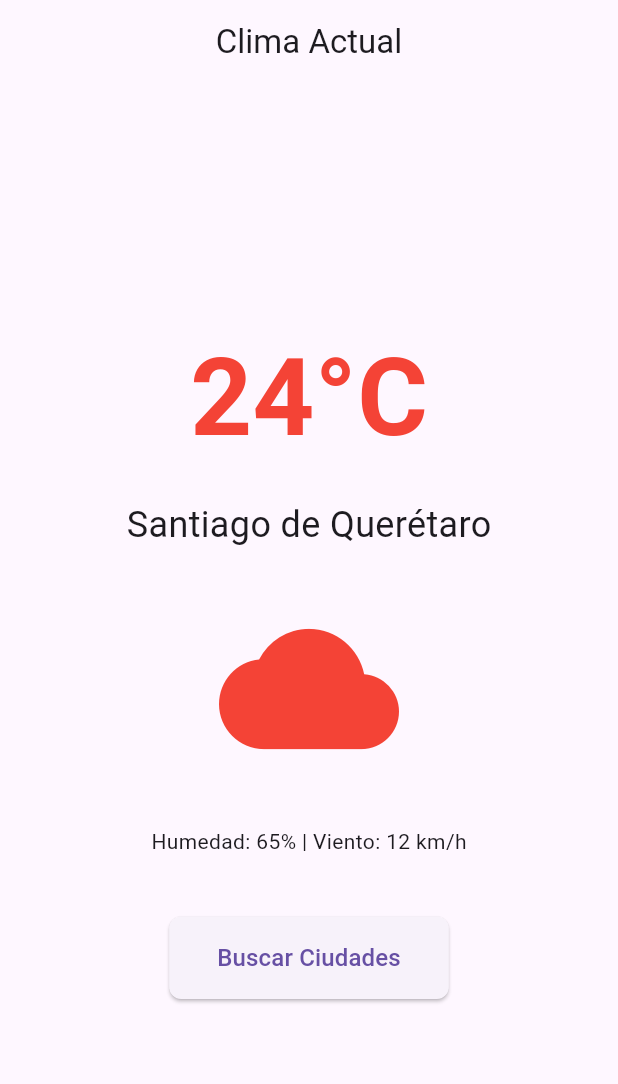
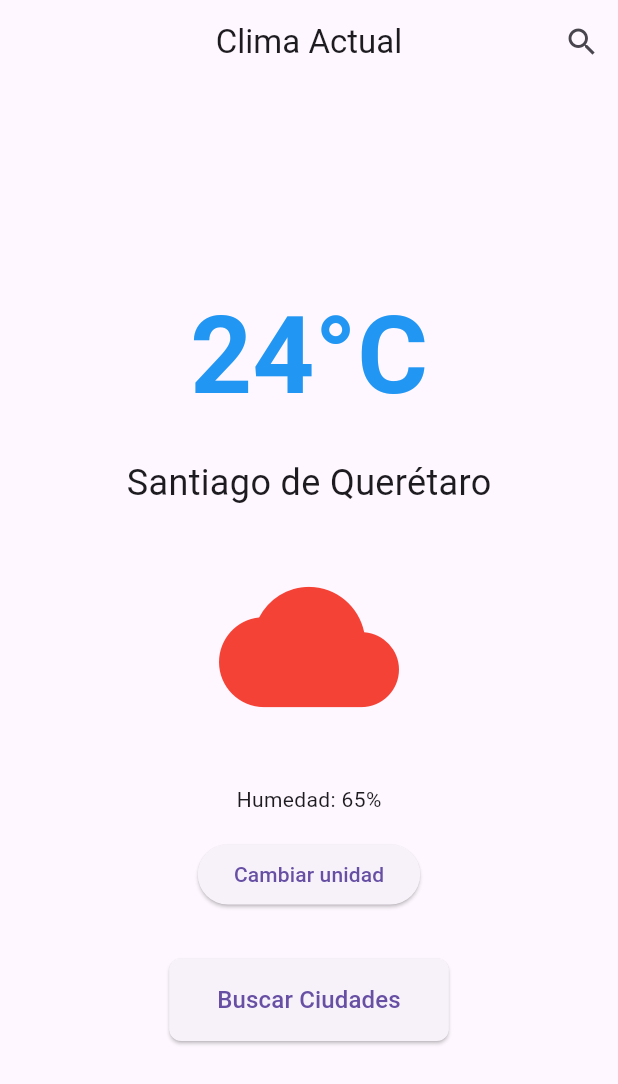
Before and after one commit to BrunoLopezDC/Practicas, a Flutter app: the screen it shows after launch, on a phone screen of 412 x 824 dp. Shown: the top 1084 px of the screen. Run offline on Flutter 3.47's test engine with Material 3 defaults, Android fonts, the light colour scheme and no system bars; our stand-ins replace flutter_riverpod.

Commit message:
P2.3: Lógica Dart y estado

```diff
--- a/climate_app/lib/main.dart
+++ b/climate_app/lib/main.dart
@@ -1,8 +1,9 @@
 import 'package:flutter/material.dart';
+import 'package:flutter_riverpod/flutter_riverpod.dart';
 import 'screens/home_screen.dart';
 
 void main() {
-  runApp(const MyApp());
+  runApp(const ProviderScope(child: MyApp()));
 }
 
 class MyApp extends StatelessWidget {
--- /dev/null
+++ b/climate_app/lib/models/weather.dart
@@ -0,0 +1,52 @@
+class Weather {
+  final String city;
+  final int temperature;
+  final String condition;
+  final int humidity;
+
+  Weather({
+    required this.city,
+    required this.temperature,
+    required this.condition,
+    required this.humidity,
+  });
+
+  factory Weather.fromJson(Map<String, dynamic> json) {
+    if (!json.containsKey('main')) {
+      throw const FormatException('Missing main field in weather data');
+    }
+    final temp = json['main']['temp'];
+    if (temp is! num) {
+      throw const FormatException('Temperature must be number');
+    }
+    return Weather(
+      city: json['name'] ?? 'Unknown',
+      temperature: temp.toInt(),
+      condition: (json['weather'] as List?)?.isNotEmpty == true
+          ? json['weather'][0]['main'] ?? 'unknown'
+          : 'unknown',
+      humidity: json['main']['humidity'] ?? 0,
+    );
+  }
+
+  Map<String, dynamic> toJson() => {
+        'city': city,
+        'temperature': temperature,
+        'condition': condition,
+        'humidity': humidity,
+      };
+
+  Weather copyWith({
+    String? city,
+    int? temperature,
+    String? condition,
+    int? humidity,
+  }) {
+    return Weather(
+      city: city ?? this.city,
+      temperature: temperature ?? this.temperature,
+      condition: condition ?? this.condition,
+      humidity: humidity ?? this.humidity,
+    );
+  }
+}
--- /dev/null
+++ b/climate_app/lib/providers/weather_provider.dart
@@ -0,0 +1,65 @@
+import 'package:flutter_riverpod/flutter_riverpod.dart';
+import '../models/weather.dart';
+
+class WeatherState {
+  final Weather? weather;
+  final bool isLoading;
+  final String? errorMessage;
+  final int tempUnit;
+
+  WeatherState({
+    this.weather,
+    this.isLoading = false,
+    this.errorMessage,
+    this.tempUnit = 0,
+  });
+
+  WeatherState copyWith({
+    Weather? weather,
+    bool? isLoading,
+    String? errorMessage,
+    int? tempUnit,
+  }) {
+    return WeatherState(
+      weather: weather ?? this.weather,
+      isLoading: isLoading ?? this.isLoading,
+      errorMessage: errorMessage,
+      tempUnit: tempUnit ?? this.tempUnit,
+    );
+  }
+
+  String get temperatureUnitString => tempUnit == 0 ? '°C' : 'F';
+}
+
+class WeatherNotifier extends StateNotifier<WeatherState> {
+  WeatherNotifier() : super(WeatherState()) {
+    loadWeather('Santiago de Querétaro');
+  }
+
+  Future<void> loadWeather(String city) async {
+    state = state.copyWith(isLoading: true, errorMessage: null);
+
+    try {
+      await Future.delayed(const Duration(seconds: 1));
+
+      final newWeather = Weather(
+        city: city,
+        temperature: 24,
+        condition: 'cloudy',
+        humidity: 65,
+      );
+
+      state = state.copyWith(isLoading: false, weather: newWeather);
+    } catch (e) {
+      state = state.copyWith(isLoading: false, errorMessage: 'Error: $e');
+    }
+  }
+
+  void toggleTemperatureUnit() {
+    state = state.copyWith(tempUnit: state.tempUnit == 0 ? 1 : 0);
+  }
+}
+
+final weatherProvider = StateNotifierProvider<WeatherNotifier, WeatherState>((ref) {
+  return WeatherNotifier();
+});
--- a/climate_app/lib/screens/home_screen.dart
+++ b/climate_app/lib/screens/home_screen.dart
@@ -1,88 +1,145 @@
 import 'package:flutter/material.dart';
+import 'package:flutter_riverpod/flutter_riverpod.dart';
 import 'search_screen.dart';
-import 'package:climate_app/widgets/weather_icon.dart';
-import 'package:climate_app/widgets/primary_button.dart';
+import '../providers/weather_provider.dart';
+import '../utils/weather_utils.dart';
+import '../widgets/weather_icon.dart';
+import '../widgets/primary_button.dart';
 
-class HomeScreen extends StatelessWidget {
+class HomeScreen extends ConsumerWidget {
   const HomeScreen({Key? key}) : super(key: key);
 
   @override
-  Widget build(BuildContext context) {
+  Widget build(BuildContext context, WidgetRef ref) {
+    final state = ref.watch(weatherProvider);
     final width = MediaQuery.of(context).size.width;
 
     return Scaffold(
-      appBar: AppBar(title: const Text('Clima Actual'), centerTitle: true),
-      body: Center(
-        child: width > 600
-            ? _buildLandscapeLayout(context)
-            : _buildPortraitLayout(context),
+      appBar: AppBar(
+        title: const Text('Clima Actual'),
+        centerTitle: true,
+        actions: [
+          IconButton(
+            icon: const Icon(Icons.search),
+            onPressed: () async {
+              final selectedCity = await Navigator.push(
+                context,
+                MaterialPageRoute(builder: (context) => const SearchScreen()),
+              );
+              if (selectedCity != null) {
+                ref.read(weatherProvider.notifier).loadWeather(selectedCity);
+              }
+            },
+          )
+        ],
       ),
+      body: _buildBody(state, ref, width, context),
     );
   }
-  Widget _buildPortraitLayout(BuildContext context) {
+
+  Widget _buildBody(WeatherState state, WidgetRef ref, double width, BuildContext context) {
+    if (state.isLoading) {
+      return const Center(child: CircularProgressIndicator());
+    }
+
+    if (state.errorMessage != null) {
+      return Center(child: Text(state.errorMessage!));
+    }
+
+    if (state.weather == null) {
+      return const Center(child: Text('Sin datos'));
+    }
+
+    return Center(
+      child: width > 600
+          ? _buildLandscapeLayout(state, ref, context)
+          : _buildPortraitLayout(state, ref, context),
+    );
+  }
+
+  Widget _buildPortraitLayout(WeatherState state, WidgetRef ref, BuildContext context) {
+    final weather = state.weather!;
+    final displayTemp = state.tempUnit == 0
+        ? weather.temperature
+        : WeatherUtils.celsiusToFahrenheit(weather.temperature).toInt();
+
     return Column(
       mainAxisAlignment: MainAxisAlignment.center,
       children: [
-        const Text(
-          '24°C',
-          style: TextStyle(
-            fontSize: 72,
-            fontWeight: FontWeight.bold,
-            color: Colors.red,
-          ),
+        Text(
+          '$displayTemp${state.temperatureUnitString}',
+          style: const TextStyle(fontSize: 72, fontWeight: FontWeight.bold, color: Colors.blue),
         ),
         const SizedBox(height: 16),
-        const Text('Santiago de Querétaro', style: TextStyle(fontSize: 24)),
+        Text(weather.city, style: const TextStyle(fontSize: 24)),
         const SizedBox(height: 32),
-        const WeatherIcon(condition: 'cloudy', size: 120),
+        WeatherIcon(condition: weather.condition, size: 120),
         const SizedBox(height: 32),
-        const Text('Humedad: 65% | Viento: 12 km/h'),
-        const SizedBox(height: 40),
+        Text('Humedad: ${weather.humidity}%'),
+        const SizedBox(height: 16),
+        ElevatedButton(
+          onPressed: () => ref.read(weatherProvider.notifier).toggleTemperatureUnit(),
+          child: const Text('Cambiar unidad'),
+        ),
+        const SizedBox(height: 32),
         PrimaryButton(
           text: 'Buscar Ciudades',
-          onPressed: () {
-            Navigator.push(
+          onPressed: () async {
+            final selectedCity = await Navigator.push(
               context,
               MaterialPageRoute(builder: (context) => const SearchScreen()),
             );
+            if (selectedCity != null) {
+              ref.read(weatherProvider.notifier).loadWeather(selectedCity);
+            }
           },
         ),
       ],
     );
   }
-  Widget _buildLandscapeLayout(BuildContext context) {
+
+  Widget _buildLandscapeLayout(WeatherState state, WidgetRef ref, BuildContext context) {
+    final weather = state.weather!;
+    final displayTemp = state.tempUnit == 0
+        ? weather.temperature
+        : WeatherUtils.celsiusToFahrenheit(weather.temperature).toInt();
+
     return Row(
       mainAxisAlignment: MainAxisAlignment.spaceEvenly,
       children: [
         Column(
           mainAxisAlignment: MainAxisAlignment.center,
-          children: const [
+          children: [
             Text(
-              '24°C',
-              style: TextStyle(
-                fontSize: 72,
-                fontWeight: FontWeight.bold,
-                color: Colors.red,
-              ),
+              '$displayTemp${state.temperatureUnitString}',
+              style: const TextStyle(fontSize: 72, fontWeight: FontWeight.bold, color: Colors.blue),
             ),
-            SizedBox(height: 16),
-            Text('Santiago de Querétaro', style: TextStyle(fontSize: 24)),
-            SizedBox(height: 16),
-            Text('Humedad: 65% | Viento: 12 km/h'),
+            const SizedBox(height: 16),
+            Text(weather.city, style: const TextStyle(fontSize: 24)),
+            const SizedBox(height: 16),
+            Text('Humedad: ${weather.humidity}%'),
+            const SizedBox(height: 16),
+            ElevatedButton(
+              onPressed: () => ref.read(weatherProvider.notifier).toggleTemperatureUnit(),
+              child: const Text('Cambiar unidad'),
+            ),
           ],
         ),
         Column(
           mainAxisAlignment: MainAxisAlignment.center,
           children: [
-            const WeatherIcon(condition: 'cloudy', size: 120),
+            WeatherIcon(condition: weather.condition, size: 100),
             const SizedBox(height: 32),
             PrimaryButton(
               text: 'Buscar Ciudades',
-              onPressed: () {
-                Navigator.push(
+              onPressed: () async {
+                final selectedCity = await Navigator.push(
                   context,
                   MaterialPageRoute(builder: (context) => const SearchScreen()),
                 );
+                if (selectedCity != null) {
+                  ref.read(weatherProvider.notifier).loadWeather(selectedCity);
+                }
               },
             ),
           ],
--- a/climate_app/pubspec.yaml
+++ b/climate_app/pubspec.yaml
@@ -38,6 +38,8 @@ dependencies:
 dev_dependencies:
   flutter_test:
     sdk: flutter
+  flutter_riverpod: ^2.5.1
+  provider : ^6.0.0
 
   # The "flutter_lints" package below contains a set of recommended lints to
   # encourage good coding practices. The lint set provided by the package is
```
Also changed, not shown: climate_app/lib/screens/search_screen.dart (+22 -18 lines), climate_app/lib/utils/weather_utils.dart (added, +28 -0 lines), climate_app/docs/2026-06-05T22:27:43,898581465-06:00.png (added), climate_app/docs/2026-06-05T22:28:07,033968881-06:00.png (added), climate_app/docs/2026-06-05T22:28:19,109110719-06:00.png (added), climate_app/docs/2026-06-05T22:28:32,574634152-06:00.png (added), climate_app/pubspec.lock.
